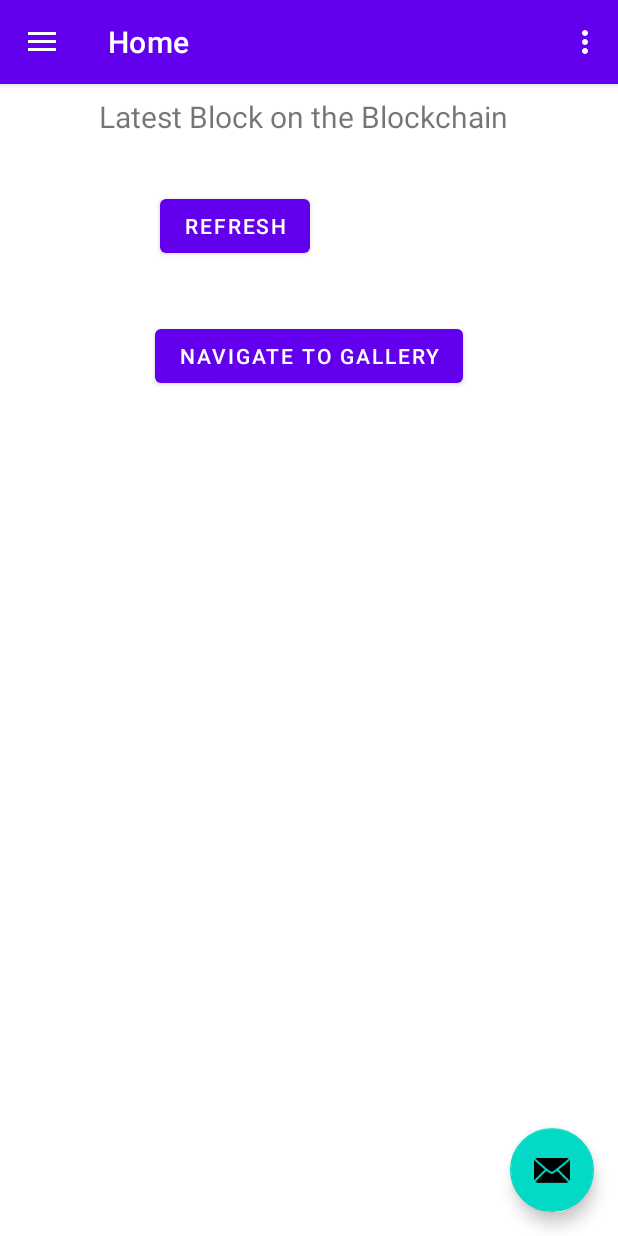
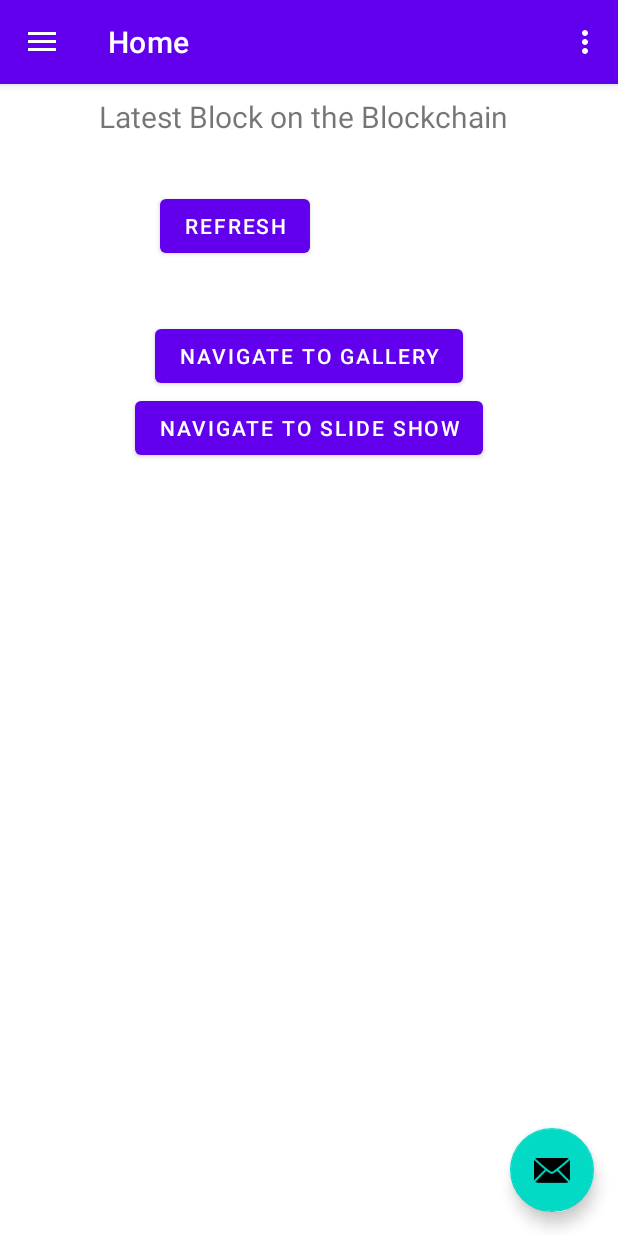
Before and after one commit to bennettandy/androidscratchpad, an Android app: the screen it shows after launch (HomeActivity), on a phone screen of 412 x 824 dp. Run offline under Robolectric (Android 15) with nearby library versions, the phone set to English and light mode, and no system bars; our stand-ins replace Dagger/Hilt's generated code, Room's generated code, RxJava, data binding, navigation-ui.

Commit message:
using safeargs to send parameters via navigation links

```diff
--- a/app/build.gradle
+++ b/app/build.gradle
@@ -9,7 +9,7 @@ plugins {
 }
 
 android {
-    compileSdkVersion rootProject.compileSdkVersion
+    compileSdkVersion 30
     buildToolsVersion "30.0.3"
 
     defaultConfig {
--- a/app/src/main/java/uk/co/avsoftware/fragvm/blockchain/AppDatabase.kt
+++ b/app/src/main/java/uk/co/avsoftware/fragvm/blockchain/AppDatabase.kt
@@ -5,7 +5,7 @@ import androidx.room.RoomDatabase
 import uk.co.avsoftware.fragvm.blockchain.model.Block
 import uk.co.avsoftware.fragvm.blockchain.model.Cache
 
-@Database(entities = arrayOf(Block::class, Cache::class), version = 3)
+@Database(entities = [Block::class, Cache::class], version = 3)
 abstract class AppDatabase : RoomDatabase() {
     abstract fun blockDao(): BlockDao
     abstract fun cacheDao(): CacheDao
--- a/app/src/main/res/layout/fragment_home.xml
+++ b/app/src/main/res/layout/fragment_home.xml
@@ -79,5 +79,12 @@
             android:layout_gravity="center"
             android:text="Navigate to gallery" />
 
+        <Button
+            android:id="@+id/nav_to_slideshow"
+            android:layout_width="wrap_content"
+            android:layout_height="wrap_content"
+            android:layout_gravity="center"
+            android:text="Navigate to slide show" />
+
     </LinearLayout>
 </layout>
--- a/app/src/main/res/navigation/mobile_navigation.xml
+++ b/app/src/main/res/navigation/mobile_navigation.xml
@@ -12,14 +12,24 @@
         tools:layout="@layout/fragment_home">
         <action
             android:id="@+id/action_nav_home_to_nav_gallery"
-            app:destination="@id/nav_gallery" />
+            app:destination="@id/nav_gallery"
+            app:enterAnim="@anim/from_bottom"
+            app:exitAnim="@anim/nav_default_pop_exit_anim" />
+        <action
+            android:id="@+id/action_nav_home_to_nav_slideshow"
+            app:destination="@id/nav_slideshow" />
     </fragment>
 
     <fragment
         android:id="@+id/nav_gallery"
         android:name="uk.co.avsoftware.fragvm.ui.home.ui.gallery.GalleryFragment"
         android:label="@string/menu_gallery"
-        tools:layout="@layout/fragment_gallery" />
+        tools:layout="@layout/fragment_gallery">
+        <argument
+            android:name="HashString"
+            app:argType="string"
+            app:nullable="true" />
+    </fragment>
 
     <fragment
         android:id="@+id/nav_slideshow"
--- a/build.gradle
+++ b/build.gradle
@@ -3,7 +3,7 @@ buildscript {
     ext.kotlin_version = "1.4.31"
     ext.navigationVersion = '2.2.0-rc02'
     ext.ktlintVersion = '0.33.0'
-    ext.hilt_version = "2.31-alpha"
+    ext.hilt_version = '2.33-beta'
 
     repositories {
         google()
```
Also changed, not shown: app/src/main/java/uk/co/avsoftware/fragvm/ui/home/ui/gallery/GalleryFragment.kt (+13 -0 lines), app/src/main/java/uk/co/avsoftware/fragvm/ui/home/ui/home/HomeFragment.kt (+6 -1 lines).
